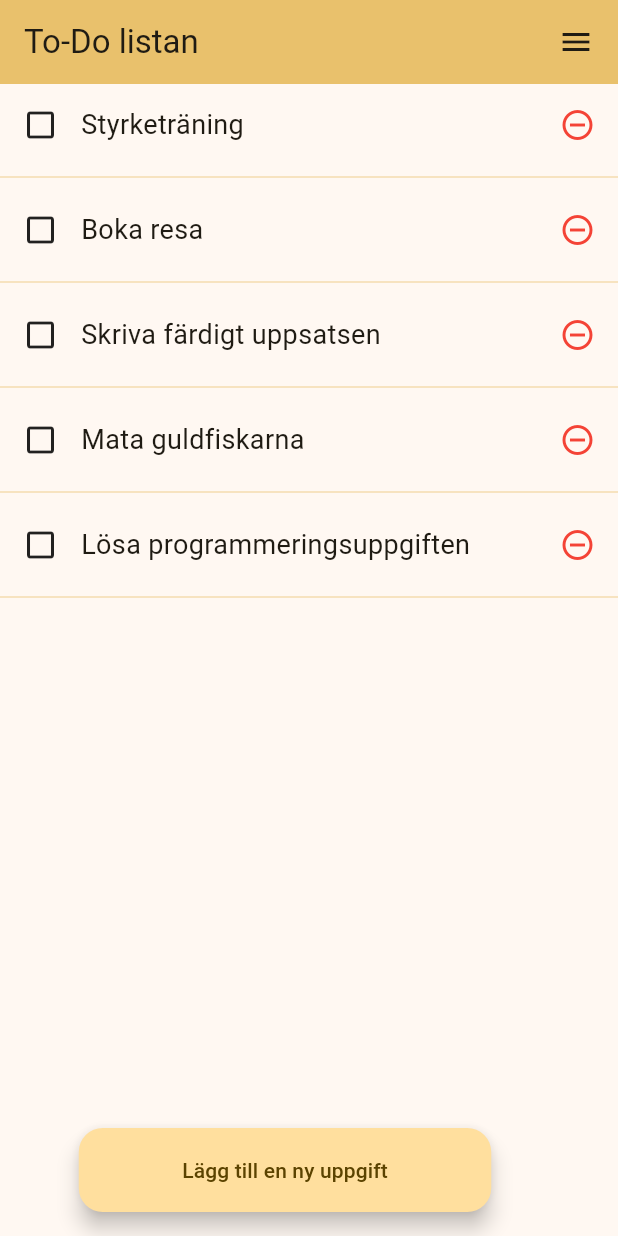
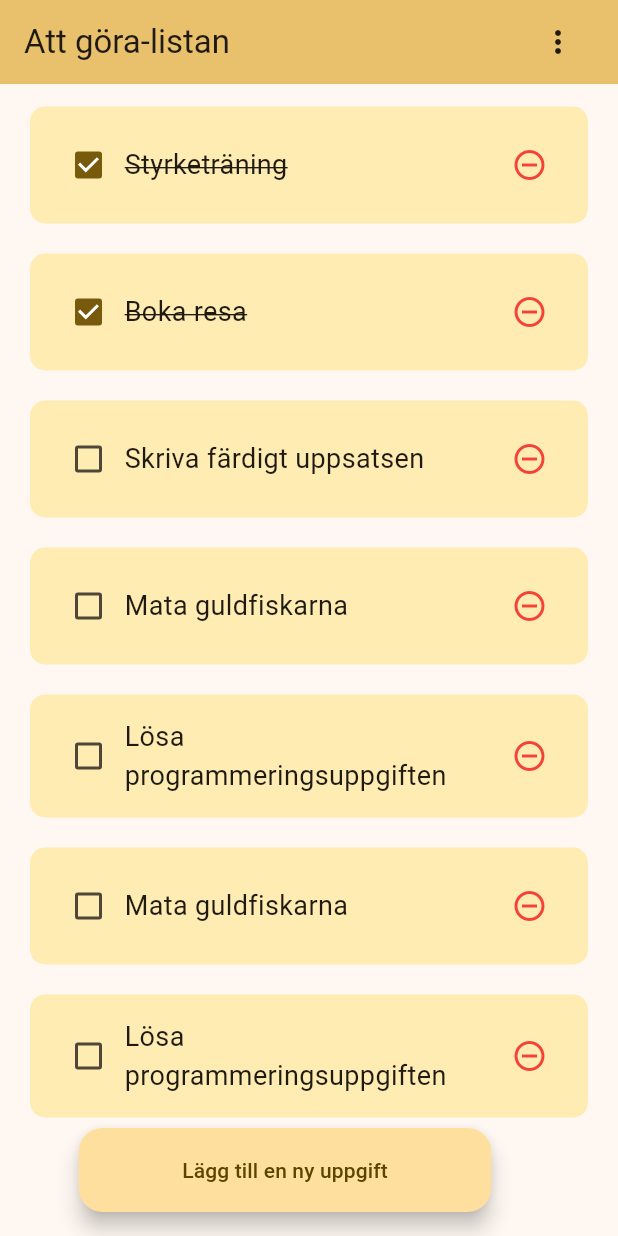
Before and after one commit to Ceionx/To-do-API-app, a Flutter app: the screen it shows after launch, on a phone screen of 412 x 824 dp. Run offline on Flutter 3.47's test engine with Material 2 defaults, Android fonts, the phone set to English and light mode, and no system bars.

Commit message:
vecka-2 tillstånd

```diff
--- a/lib/add_item.dart
+++ /dev/null
@@ -1,6 +0,0 @@
-class TaskItem {
-  String name;
-  bool isComplete = false;
-
-  TaskItem(this.name);
-}
--- /dev/null
+++ b/lib/home_page.dart
@@ -0,0 +1,83 @@
+import 'package:flutter/material.dart';
+import 'package:provider/provider.dart';
+import './main.dart';
+import './task_item.dart';
+import 'add_item_view.dart';
+
+class MyHomePage extends StatelessWidget {
+  const MyHomePage({super.key});
+
+  @override
+  Widget build(BuildContext context) {
+    //var items = context.watch<MyState>().items;
+    var filteredItems = context.watch<MyState>().filteredItems;
+
+    return Scaffold(
+      appBar: AppBar(
+        title: Row(
+          children: [
+            Expanded(
+              child: Text('Att göra-listan'),
+            ),
+            PopupMenuButton<TaskFilter>(
+              onSelected: (TaskFilter choice) {
+                context.read<MyState>().setFilter(choice);
+              },
+              itemBuilder: (BuildContext context) => <PopupMenuEntry<TaskFilter>>[
+                const PopupMenuItem<TaskFilter>(
+                  value: TaskFilter.completed,
+                  child: Text('Visa avklarade uppgifter'),
+                ),
+                const PopupMenuItem<TaskFilter>(
+                  value: TaskFilter.uncompleted,
+                  child: Text('Visa ofärdiga uppgifter'),
+                ),
+                const PopupMenuItem<TaskFilter>(
+                  value: TaskFilter.all,
+                  child: Text('Visa alla uppgifter'),
+                ),
+              ],
+            ),
+          ],
+        ),
+        backgroundColor: Theme.of(context).colorScheme.inversePrimary,
+      ),
+      body: SizedBox(
+        height: 700,
+        child: ListView.builder(
+          itemCount: filteredItems.length,
+          itemBuilder: (context, index) {
+            return TaskItem(
+              taskName: filteredItems[index].taskName,
+              isComplete: filteredItems[index].isComplete,
+              onChanged: (value) {context.read<MyState>().taskUpdated(index);
+            },
+            onDelete: () {
+              context.read<MyState>().deleteTask(index);
+            },
+          );
+        },
+          ),
+      ),
+    floatingActionButton: _addItemButton(context)
+  );
+}
+
+  Widget _addItemButton(BuildContext context) {
+    return Row(
+      mainAxisAlignment: MainAxisAlignment.center,
+      children: [
+        SizedBox(
+          width: 275,
+          child: FloatingActionButton(
+            onPressed: () {
+              Navigator.push(context, MaterialPageRoute(builder: (context) => AddItemView()));
+            },
+            tooltip: 'Lägg till ny uppgift',
+            child: Text('Lägg till en ny uppgift'),
+          ),
+        ),
+      ],
+    );
+  }
+}
--- a/lib/list_item.dart
+++ /dev/null
@@ -1,64 +0,0 @@
-import 'package:flutter/material.dart';
-import './add_item.dart';
-
-class ListItem extends StatelessWidget {
-  final TaskItem item;
-  ListItem(this.item, {super.key});
-
-  @override
-  Widget build(BuildContext context) {
-    if(item.isComplete==true){
-      return GestureDetector(
-        onTap: () {
-          print('Hejdå');
-        },
-        child: Column(
-          children: [
-            Row(
-              children: [
-                Padding(
-                  padding: EdgeInsets.only(left: 15, right: 15, top: 15, bottom: 15),
-                  child: Icon(Icons.check_box_outlined)
-                ),
-                Expanded(
-                  child: Text(item.name, style: TextStyle(fontSize: 18, decoration: TextDecoration.lineThrough),),
-                ),
-                Padding(
-                  padding: EdgeInsets.only(left: 15, right: 15, top: 15, bottom: 15),
-                  child: Icon(Icons.remove_circle_outline, color: Colors.red,)
-                ),
-              ],
-            ),
-            Divider(thickness: 0.5, color: Theme.of(context).colorScheme.inversePrimary)
-          ],
-        )
-      );
-      }
-    return GestureDetector(
-        onTap: () {
-          item.isComplete == true;
-          print('Hej');
-        },
-        child: Column(
-      children: [
-        Row(
-          children: [
-            Padding(
-              padding: EdgeInsets.only(left: 15, right: 15, top: 15, bottom: 15),
-              child: Icon(Icons.check_box_outline_blank)
-            ),
-            Expanded(
-              child: Text(item.name, style: TextStyle(fontSize: 18),),
-            ),
-            Padding(
-              padding: EdgeInsets.only(left: 15, right: 15, top: 15, bottom: 15),
-              child: Icon(Icons.remove_circle_outline, color: Colors.red,)
-            ),
-          ],
-        ),
-        Divider(thickness: 0.5, color: Theme.of(context).colorScheme.inversePrimary)
-      ],
-    )
-    );
-  }
-}
--- a/lib/main.dart
+++ b/lib/main.dart
@@ -1,10 +1,69 @@
 import 'package:flutter/material.dart';
-import 'add_item.dart';
-import 'list_item.dart';
-import 'add_item_view.dart';
+import 'home_page.dart';
+import 'task_item.dart';
+import 'package:provider/provider.dart';
+
+enum TaskFilter {
+  completed,
+  uncompleted,
+  all,
+}
+
+class MyState extends ChangeNotifier {
+  final List<TaskItem> _items = [
+      TaskItem(taskName: 'Styrketräning', isComplete: true),
+      TaskItem(taskName: 'Boka resa', isComplete: true),
+      TaskItem(taskName: 'Skriva färdigt uppsatsen', isComplete: false),
+      TaskItem(taskName: 'Mata guldfiskarna', isComplete: false),
+      TaskItem(taskName: 'Lösa programmeringsuppgiften', isComplete: false),
+      TaskItem(taskName: 'Mata guldfiskarna', isComplete: false),
+      TaskItem(taskName: 'Lösa programmeringsuppgiften', isComplete: false),
+    ];
+
+  TaskFilter selectedFilter = TaskFilter.all;
+
+  List<TaskItem> get filteredItems {
+    if (selectedFilter == TaskFilter.completed) {
+      return _items.where((item) => item.isComplete).toList();
+    } else if (selectedFilter == TaskFilter.uncompleted) {
+      return _items.where((item) => !item.isComplete).toList();
+    } else {
+      return _items;
+    }
+  }
+
+  void setFilter(TaskFilter filter) {
+    selectedFilter = filter;
+    notifyListeners();
+  }
+
+  void taskUpdated(int index) {
+    int itemIndex = _items.indexOf(filteredItems[index]);
+    _items[itemIndex].isComplete = !_items[itemIndex].isComplete;
+    notifyListeners();
+  }
+
+  void addTask(String name) {
+    if (name != '') {_items.add(TaskItem(taskName: name, isComplete: false));}
+    notifyListeners();
+  }
+
+  void deleteTask(int index) {
+    int itemIndex = _items.indexOf(filteredItems[index]);
+    _items.removeAt(itemIndex);
+    notifyListeners();
+  }
+}
 
 void main() {
-  runApp(MyApp());
+  MyState state = MyState();
+
+  runApp(
+    ChangeNotifierProvider(
+      create: (context) => state,
+      child: MyApp(),
+    ),
+  );
 }
 
 class MyApp extends StatelessWidget {
@@ -14,62 +73,10 @@ class MyApp extends StatelessWidget {
   Widget build(BuildContext context) {
     return MaterialApp(
       theme: ThemeData(colorScheme: ColorScheme.fromSeed(seedColor: Colors.amber),
-      useMaterial3: true,),
-      home: ToDoList());
+      useMaterial3: true,
+      ),
+      debugShowCheckedModeBanner: false,
+      home: MyHomePage(),
+    );
   }
 }
-
-class ToDoList extends StatelessWidget {
-  const ToDoList({super.key});
-
-  @override
-  Widget build(BuildContext context) {
-    List<TaskItem> items = [
-      TaskItem('Styrketräning'),
-      TaskItem('Boka resa'),
-      TaskItem('Skriva färdigt uppsatsen'),
-      TaskItem('Mata guldfiskarna'),
-      TaskItem('Lösa programmeringsuppgiften'),
-    ];
-    return Scaffold(
-      appBar: AppBar(
-        title: Row(
-          children: [
-            Expanded(child: Text('To-Do listan')),
-            Icon(Icons.menu),
-          ],
-        ),
-        backgroundColor: Theme.of(context).colorScheme.inversePrimary,
-        ),
-      body: SizedBox(
-        height: 700,
-        child: ListView.builder(
-          itemBuilder: (context, index) {
-            //return _listItem(context, items[index]);
-            return ListItem(items[index]);
-          },
-          itemCount: items.length,
-        ),
-      ),
-      floatingActionButton: _addItemButton(context)
-      );
-  }
-
-  Widget _addItemButton(BuildContext context) {
-    return Row(
-      mainAxisAlignment: MainAxisAlignment.center,
-      children: [
-        SizedBox(
-              width: 275,
-              child: FloatingActionButton(
-                onPressed: () {
-                  Navigator.push(context, MaterialPageRoute(builder: (context) => AddItemView()));
-                },
-                tooltip: 'Lägg till ny uppgift',
-                child: Text('Lägg till en ny uppgift'),
-              ),
-            ),
-      ],
-    );
-    }
-}
--- /dev/null
+++ b/lib/task_item.dart
@@ -0,0 +1,42 @@
+import 'package:flutter/material.dart';
+
+class TaskItem extends StatelessWidget {
+  final String taskName;
+  bool isComplete;
+  Function(bool?)? onChanged;
+  Function()? onDelete;
+
+  TaskItem({
+    super.key,
+    required this.taskName,
+    required this.isComplete,
+    this.onChanged,
+    this.onDelete,
+    });
+
+  @override
+  Widget build(BuildContext context) {
+    return Padding(
+      padding: EdgeInsets.only(left: 20, right: 20, top: 15, bottom: 5),
+      child: Container(
+        padding: EdgeInsets.all(15),
+        decoration: BoxDecoration(
+          color: Colors.amber[100], borderRadius: BorderRadius.circular(10),
+          ),
+        child: Row(
+          children: [
+            Checkbox(value: isComplete, onChanged: (value) {onChanged?.call(value);},
+            ),
+            Expanded(
+              child: Text(taskName, style: TextStyle(fontSize: 18, decoration: isComplete ? TextDecoration.lineThrough : TextDecoration.none),
+              ),
+            ),
+            IconButton(icon: Icon(Icons.remove_circle_outline, color: Colors.red),
+            onPressed: onDelete,
+            ),
+          ],
+        ),
+      ),
+    );
+  }
+}
--- a/pubspec.yaml
+++ b/pubspec.yaml
@@ -35,6 +35,8 @@ dependencies:
   # The following adds the Cupertino Icons font to your application.
   # Use with the CupertinoIcons class for iOS style icons.
   cupertino_icons: ^1.0.2
+
+  provider: ^6.0.5
 
 dev_dependencies:
   flutter_test:
```
Also changed, not shown: lib/add_item_view.dart (+12 -4 lines), pubspec.lock.
